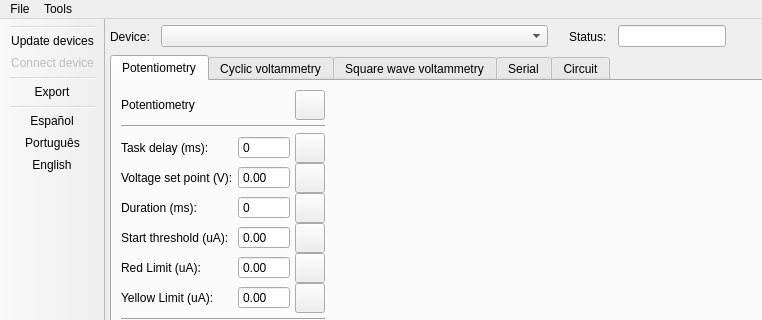
This is app/resources/ui/mainWindow.ui in Jaimead7/Potentiostat as Qt 5 draws it before an edit; both pictures show x 0 to 762 and y 0 to 320 of the 1118 by 718 pixel window. The edited form follows.
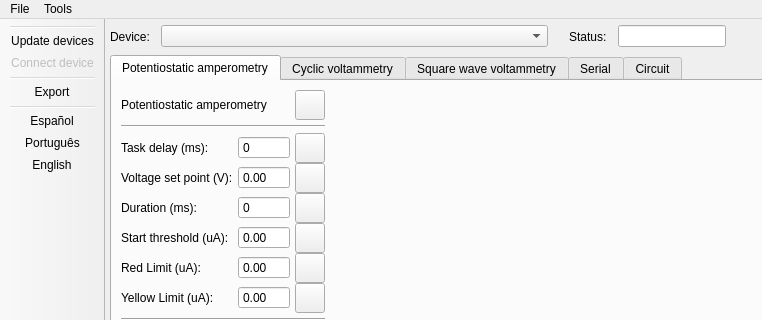
This is the edited form. Icons and pictures are not drawn.

Commit message: Change potentiometry name

The edit to the form file:
```diff
--- a/app/resources/ui/mainWindow.ui
+++ b/app/resources/ui/mainWindow.ui
@@ -47,7 +47,7 @@
       </property>
       <widget class="QWidget" name="ptTab">
        <attribute name="title">
-        <string>Potentiometry</string>
+        <string>Potentiostatic amperometry</string>
        </attribute>
        <layout class="QGridLayout" name="gridLayout_5">
         <item row="0" column="2">
@@ -78,7 +78,7 @@
               <item>
                <widget class="QLabel" name="sensor0Label">
                 <property name="text">
-                 <string>Potentiometry</string>
+                 <string>Potentiostatic amperometry</string>
                 </property>
                </widget>
               </item>
```
The commit also changes 5 other files.
